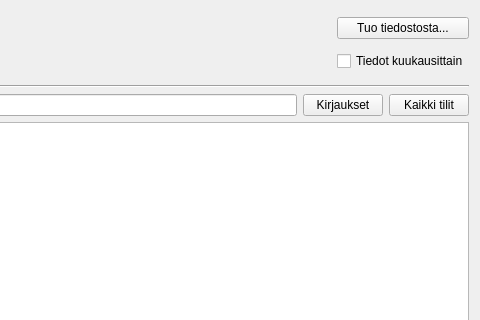
Above: kitsas/maaritys/tilinavaus/tilinavaus.ui from artoh/kitupiikki before the change; both pictures show x 576 to 1056 and y 0 to 320 of the 1056 by 568 pixel window. Below: the same form after it.
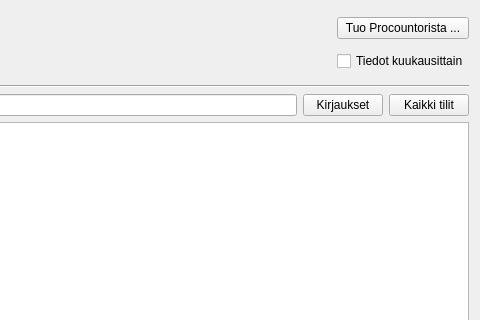
That is the form after the change. Icons and pictures are not drawn. Custom widgets are drawn as their Qt base class.

Diff of the .ui file:
```diff
--- a/kitsas/maaritys/tilinavaus/tilinavaus.ui
+++ b/kitsas/maaritys/tilinavaus/tilinavaus.ui
@@ -41,7 +41,7 @@
        <item>
         <widget class="QPushButton" name="tuoNappi">
          <property name="text">
-          <string>Tuo tiedostosta...</string>
+          <string>Tuo Procountorista ...</string>
          </property>
          <property name="icon">
           <iconset resource="../../pic/pic.qrc">
```
